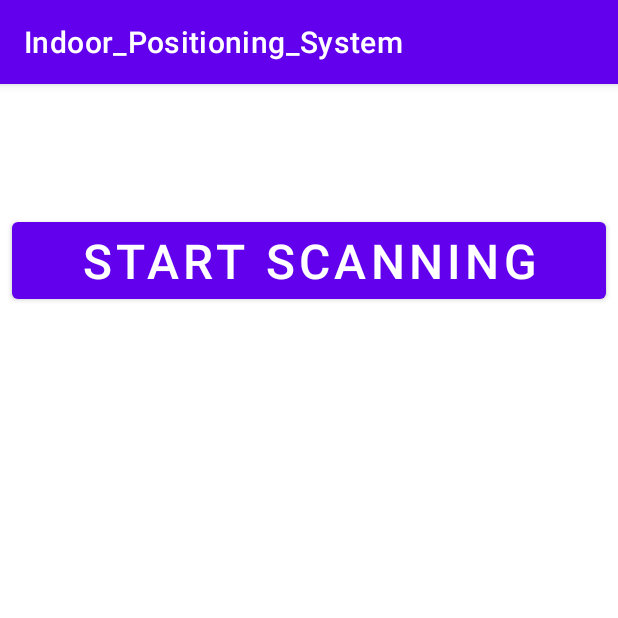
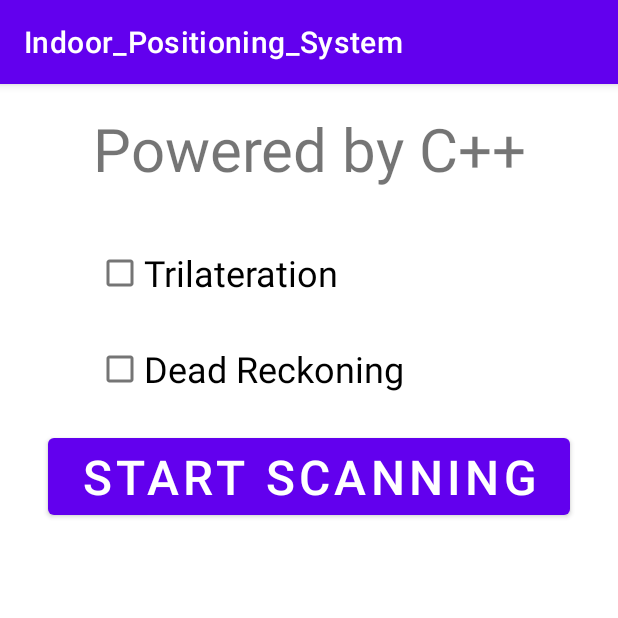
Before and after one commit to ITC-WI/Indoor-Positioning-System, an Android app: the screen it shows after launch (MainActivity), after a tap on "START SCANNING", on a phone screen of 412 x 824 dp, the top half of it. Run offline under Robolectric (Android 15) with nearby library versions, the phone set to English and light mode, and no system bars; libraries missing offline, so code that uses them is left out: com.kontakt.sdk; 6 statements that could not run were skipped.

Commit message:
cleaning main activity

```diff
--- a/app/src/main/java/com/example/indoor_positioning_system/MainActivity.java
+++ b/app/src/main/java/com/example/indoor_positioning_system/MainActivity.java
@@ -1,19 +1,10 @@
 package com.example.indoor_positioning_system;
 
 import android.Manifest;
-import android.app.Activity;
 import android.bluetooth.BluetoothAdapter;
-import android.content.ContentUris;
-import android.content.Context;
 import android.content.Intent;
 import android.content.pm.PackageManager;
-import android.database.Cursor;
-import android.net.Uri;
-import android.os.Build;
 import android.os.Bundle;
-import android.os.Environment;
-import android.provider.DocumentsContract;
-import android.provider.MediaStore;
 import android.util.Log;
 import android.view.View;
 import android.widget.Button;
@@ -33,37 +24,64 @@ import com.kontakt.sdk.android.common.KontaktSDK;
 import com.kontakt.sdk.android.common.profile.IBeaconDevice;
 import com.kontakt.sdk.android.common.profile.IBeaconRegion;
 
-import java.io.FileNotFoundException;
-import java.io.FileOutputStream;
-import java.io.IOException;
 import java.util.Arrays;
 import java.util.List;
 
 public class MainActivity extends AppCompatActivity {
 
+    /**
+     * A text field that displays powered by C++ on the main Activity.
+     */
     TextView cppv;
+
+    /**
+     * Used to Start and Stop the positioning algorithm.
+     */
     Button scanButton;
+
+    /**
+     * A Loading icon. Active when positioning is in progress so that
+     * the user knows that positioning is going on.
+     */
     ProgressBar progressBar;
-    boolean buttonState; //0 means no scanning in progress. 1 means scanning in progress.
-    private static final String API_KEY = "zWsIXUklUXaQZfxVnQsraHqWllLvPETs";//grp0 API key
 
-    private static final int REQUEST_PERMISSIONS = 100; //This is in context with the request code
-                                                        //asked during onRequestPermissionResult().
-                                                        //Choice of 100 is arbitrary but should not be
-                                                        //changed without rationale.
+    /**
+     * To keep track whether positioning is active or not. 1 means active and 0 means not.
+     */
+    boolean isPositioningActive;
 
-    private static final int REQUEST_ENABLE_BT = 101;  //Similar to REQUEST_PERMISSIONS but for BLE.
+    /**
+     * kontact.io panel grp0 API key. Used to initialise the SDK.
+     * Also this app is so tailored such that only the beacons registered at the kontact.io panel
+     * with this particular key are scanned.
+     */
+    private static final String API_KEY = "zWsIXUklUXaQZfxVnQsraHqWllLvPETs";
 
-    // Request code for creating a text document.
-    private static final int CREATE_FILE = 1;
+    /**
+     * Bluetooth enable request code. Used in onActivityResult() callback. The value 100 is
+     * arbitrary but should not be changed without rationale.
+     */
+    private static final int REQUEST_ENABLE_BT = 100;
 
-    public boolean permission_status;                   //To keep track of permission status
+    /**
+     * Code for Location and Storage permission request callback. Used with onRequestPermissionResult().
+     * The value 101 is arbitrary but should not be changed without some rationale.
+     */
+    private static final int REQUEST_PERMISSIONS = 101;
 
+
+    /**
+     * This is a handle for managing the beacons via kontact.io SDK.
+     */
     private ProximityManager proximityManager;
 
-    public static final String FILE_NAME = "Example.txt";
+    /**
+     * Log file. Created and Stored in "Downloads/". If the file is already present then it is appended.
+     */
+    public static final String FILE_NAME = "IPS_test.txt";
 
-    // Used to load the 'native-lib' library on application startup.
+    // Used to load the 'native-lib' library on application startup. All other C++ libraries are
+    // imported via native-lib.
     static {
         System.loadLibrary("native-lib");
     }
@@ -77,43 +95,25 @@ public class MainActivity extends AppCompatActivity {
         KontaktSDK.initialize(API_KEY);
 
         //Initially, no scanning in progress
-        buttonState = false;
+        isPositioningActive = false;
 
-        //Assume, no permissions were granted every time the app is started:
-        permission_status = false;
 
-        //Initialise the ProgressBar:
+        //Initialise the ProgressBar aka loading icon view.
         progressBar = findViewById(R.id.progress_circular);
 
-        // Example of a call to a native method
-        cppv = findViewById(R.id.cpptextview);
-        cppv.setText(stringFromJNI());
+        //Ask for permissions.
+        checkPermissions();
 
         //Initialise and configure the proximity Manager
         setupProximityManager();
 
         //Setup the scan button
-        scanButton = findViewById(R.id.scanButton);
+        scanButton = findViewById(R.id.scan_button);
         setupButtons();
 
-        //create a file to log the data into
-        //createFile(Uri.parse(Environment.DIRECTORY_DOWNLOADS));
         initialise_scan("/storage/emulated/0/Download/IPS_test.txt");
-
     }
 
-    private void createFile(Uri pickerInitialUri) {
-        Intent intent = new Intent(Intent.ACTION_CREATE_DOCUMENT);
-        intent.addCategory(Intent.CATEGORY_OPENABLE);
-        intent.setType("text/plain");
-        intent.putExtra(Intent.EXTRA_TITLE, "test");
-
-        // Optionally, specify a URI for the directory that should be opened in
-        // the system file picker when your app creates the document.
-        intent.putExtra(DocumentsContract.EXTRA_INITIAL_URI, pickerInitialUri);
-
-        startActivityForResult(intent, CREATE_FILE);
-    }
     /**
      * If scanning in progress then quit. Otherwise,
      * First check whether the required permissions have been granted.
@@ -122,13 +122,8 @@ public class MainActivity extends AppCompatActivity {
     public void setupButtons(){
         //Lambda is used here because the listener is anonymous
         scanButton.setOnClickListener(v -> {
-            if(!buttonState){
-                if(!permission_status){
-                    checkPermissions();
-                }
-                else{
-                    start_scanning();
-                }
+            if(!isPositioningActive){
+                    checkServices();
             }
             else{
                 //stop the scanning thread and set buttonState to false.
@@ -136,6 +131,37 @@ public class MainActivity extends AppCompatActivity {
             }
         });
     }
+
+    public void checkServices(){
+        if(BluetoothAdapter.getDefaultAdapter().isEnabled()){
+            start_scanning();
+        }
+        else{
+            enableBluetooth();
+        }
+    }
+
+    public void enableBluetooth(){
+        BluetoothAdapter bluetoothAdapter = BluetoothAdapter.getDefaultAdapter();
+        if(!bluetoothAdapter.isEnabled()){
+            Intent enableBtIntent = new Intent(BluetoothAdapter.ACTION_REQUEST_ENABLE);
+            startActivityForResult(enableBtIntent, REQUEST_ENABLE_BT);
+        }
+    }
+
+    //The following method is required for testing only as of now.
+    @Override
+    public void onActivityResult(int requestCode, int resultCode, Intent result) {
+        super.onActivityResult(requestCode, resultCode, result);
+        if (requestCode == REQUEST_ENABLE_BT) {  // Match the request code
+            if (resultCode == RESULT_OK) {
+                start_scanning();
+            } else {   // RESULT_CANCELED
+                disableButton("Please turn on ");
+            }
+        }
+    }
+
 
     /**
      * Called at each button press to check whether the required services(Location and BLE)
@@ -153,39 +179,40 @@ public class MainActivity extends AppCompatActivity {
         //Check for FINE_LOCATION Permission.
         int checkSelfPermissionResult = checkSelfPermission(Manifest.permission.ACCESS_FINE_LOCATION);
         if(PackageManager.PERMISSION_GRANTED==checkSelfPermissionResult){
-            permission_status =true;
             //For testing only:
-            Log.i("INFO","Permission already granted");
-
-            start_scanning();
+            Log.i("INFO","FINE_LOCATION Permission already granted");
         }
         else{
             //For testing only:
             Log.i("INFO","Requesting for permissions");
             //The following will result in a callback to onRequestPermissionResult(). The results can be
             //handled there.
-            requestPermissions(new String[]{Manifest.permission.ACCESS_FINE_LOCATION},REQUEST_PERMISSIONS);
+            requestPermissions(new String[]{Manifest.permission.ACCESS_FINE_LOCATION,Manifest.permission.WRITE_EXTERNAL_STORAGE},REQUEST_PERMISSIONS);
         }
-
-        //Now check whether location is enabled.
 
     }
 
     @Override
     public void onRequestPermissionsResult(int requestCode, @NonNull String[] permissions, @NonNull int[] grantResults) {
-        if(grantResults.length>0 && grantResults[0]==PackageManager.PERMISSION_GRANTED){
+
+
+        if(grantResults.length>0 && grantResults[0]==PackageManager.PERMISSION_GRANTED && grantResults[1]==PackageManager.PERMISSION_GRANTED){
             if(requestCode==REQUEST_PERMISSIONS){
                 //For testing purposes only:
-                Log.i("INFO","Permissions Granted");
-                permission_status = true;
-                start_scanning();
+                Log.i("INFO","LOCATION Permission Granted");
             }
         }
 
         else{
-            //TODO: User can be shown more rationale here.
             Toast.makeText(this, "Critical Permission Denied",Toast.LENGTH_LONG).show();
+            disableButton("The button has been disabled. Please allow Location and Storage Permission");
         }
+    }
+
+    private void disableButton(String s) {
+        scanButton.setEnabled(false);
+        TextView error_text_view = findViewById(R.id.error_text_view);
+        error_text_view.setText(s);
     }
 
     /**
@@ -240,54 +267,6 @@ public class MainActivity extends AppCompatActivity {
         };
     }
 
-    /**
-     *
-     */
-    public boolean bluetoothEnabled(){
-        BluetoothAdapter bluetoothAdapter = BluetoothAdapter.getDefaultAdapter();
-        if(bluetoothAdapter.isEnabled()){
-            return true;
-        }
-        else{
-            Intent enableBtIntent = new Intent(BluetoothAdapter.ACTION_REQUEST_ENABLE);
-            startActivityForResult(enableBtIntent, REQUEST_ENABLE_BT);
-            //!Possible alternative: If startActivityForResult() is not completed by the time we check for BLE again.
-            //The application would almost never reach here.
-            if(bluetoothAdapter.isEnabled()){
-                return true;
-            }
-            else{
-                return false;
-            }
-        }
-    }
-
-    //The following method is required for testing only as of now.
-    @Override
-    public void onActivityResult(int requestCode, int resultCode, Intent result) {
-        super.onActivityResult(requestCode, resultCode, result);
-        if (requestCode == REQUEST_ENABLE_BT) {  // Match the request code
-            if (resultCode == RESULT_OK) {
-
-            } else {   // RESULT_CANCELED
-                Log.i("INFO","Bluetooth request denied");
-            }
-        }
-        Uri uri = null;
-        if(requestCode==CREATE_FILE && resultCode== Activity.RESULT_OK){
-            if(result != null){
-                uri = result.getData();
-                Log.i("INFO",uri.toString());
-                Log.i("Decoded Path",uri.getPath());
-                //String path = getPath(getApplicationContext(),uri);
-                //Path hardcoded for now. Would be changed later.
-                //String path = "/storage/self/primary/Download/IPS/test0.txt";
-                //String path = "/storage/emulated/0/Download/IPS/invoice.txt";
-                //Log.i("getPath",path);
-                initialise_scan("/storage/emulated/0/Download/IPS/test.txt");
-            }
-        }
-    }
 
     /**
      * Start scanning the Beacons.
@@ -295,18 +274,11 @@ public class MainActivity extends AppCompatActivity {
     public void start_scanning(){
         //TODO: Implement scanning in a new thread. stop_scanning() would change accordingly.
 
-        //check if Bluetooth is on.
-        if(!bluetoothEnabled()){
-            //User hasn't enabled bluetooth even after asking.
-            Toast.makeText(MainActivity.this,"Unable to scan for beacons",Toast.LENGTH_LONG).show();
-            return;
-        }
-
         scanButton.setText(R.string.stop_scanning);
         //For testing only:
         Log.i("INFO","Starting Scanning");
 
-        buttonState = true;
+        isPositioningActive = true;
         //Connect to scanning service and start scanning when ready.
         //Anonymous listener.
         proximityManager.connect(() -> {
@@ -344,12 +316,12 @@ public class MainActivity extends AppCompatActivity {
         }
         proximityManager.disconnect();
 
-        buttonState = false;
+        isPositioningActive = false;
     }
 
     @Override
     protected void onStop() {
-        if(buttonState) stop_scanning();
+        if(isPositioningActive) stop_scanning();
         super.onStop();
     }
 
@@ -359,11 +331,6 @@ public class MainActivity extends AppCompatActivity {
         exit();
     }
 
-    /**
-     * A native method that is implemented by the 'native-lib' native library,
-     * which is packaged with this application.
-     */
-    public native String stringFromJNI();
 
     /**
      * To initialise the filters and anything that needs to be run before actually starting filtering.
--- a/app/src/main/res/layout/activity_main.xml
+++ b/app/src/main/res/layout/activity_main.xml
@@ -7,7 +7,7 @@
     tools:context=".MainActivity">
 
     <TextView
-        android:id="@+id/cpptextview"
+        android:id="@+id/cpp_text_view"
         android:layout_width="match_parent"
         android:layout_height="wrap_content"
         app:layout_constraintLeft_toLeftOf="parent"
@@ -17,19 +17,45 @@
         android:layout_marginLeft="8dp"
         android:layout_marginRight="8dp"
         android:textSize="40sp"
-        android:textAlignment="center"/>
+        android:textAlignment="center"
+        android:text="@string/cpp_text_view"/>
+
+    <CheckBox
+        android:id="@+id/trilateration_check_box"
+        android:layout_width="wrap_content"
+        android:layout_height="wrap_content"
+        android:text="@string/trilateration_check_box"
+        app:layout_constraintTop_toBottomOf="@id/cpp_text_view"
+        app:layout_constraintLeft_toLeftOf="parent"
+        android:textSize="24sp"
+        android:layout_marginTop="32dp"
+        android:layout_marginStart="64dp"/>
+
+    <CheckBox
+        android:id="@+id/dead_reckoning_check_box"
+        android:layout_width="wrap_content"
+        android:layout_height="wrap_content"
+        android:text="@string/dead_reckoning_check_box"
+        app:layout_constraintTop_toBottomOf="@id/trilateration_check_box"
+        app:layout_constraintLeft_toLeftOf="parent"
+        android:textSize="24sp"
+        android:layout_marginTop="16dp"
+        android:layout_marginStart="64dp"/>
+
 
     <Button
-        android:id="@+id/scanButton"
+        android:id="@+id/scan_button"
         android:layout_width="match_parent"
         android:layout_height="wrap_content"
-        app:layout_constraintTop_toBottomOf="@id/cpptextview"
+        app:layout_constraintTop_toBottomOf="@id/dead_reckoning_check_box"
+        app:layout_constraintLeft_toLeftOf="parent"
+        app:layout_constraintRight_toRightOf="parent"
         android:layout_marginTop="16dp"
         android:textAlignment="center"
         android:text="@string/start_scanning"
         android:textSize="32sp"
-        android:layout_marginLeft="8dp"
-        android:layout_marginRight="8dp" />
+        android:layout_marginLeft="32dp"
+        android:layout_marginRight="32dp" />
 
     <ProgressBar
         android:id="@+id/progress_circular"
@@ -39,5 +65,16 @@
         android:visibility="gone"
         app:layout_constraintLeft_toLeftOf="parent"
         app:layout_constraintRight_toRightOf="parent"
-        app:layout_constraintTop_toBottomOf="@id/scanButton" />
+        app:layout_constraintTop_toBottomOf="@id/scan_button" />
+
+    <TextView
+        android:id="@+id/error_text_view"
+        android:layout_width="wrap_content"
+        android:layout_height="wrap_content"
+        android:textSize="16sp"
+        app:layout_constraintLeft_toLeftOf="parent"
+        app:layout_constraintRight_toRightOf="parent"
+        app:layout_constraintBottom_toBottomOf="parent"
+        android:layout_marginBottom="32dp"
+        android:visibility="gone"/>
 </androidx.constraintlayout.widget.ConstraintLayout>
--- a/app/src/main/res/values/strings.xml
+++ b/app/src/main/res/values/strings.xml
@@ -2,4 +2,7 @@
     <string name="app_name">Indoor_Positioning_System</string>
     <string name="start_scanning">Start Scanning</string>
     <string name="stop_scanning">Stop Scanning</string>
+    <string name="cpp_text_view">Powered by C++</string>
+    <string name="trilateration_check_box">Trilateration</string>
+    <string name="dead_reckoning_check_box">Dead Reckoning</string>
 </resources>
```
Also changed, not shown: 1 other file.
